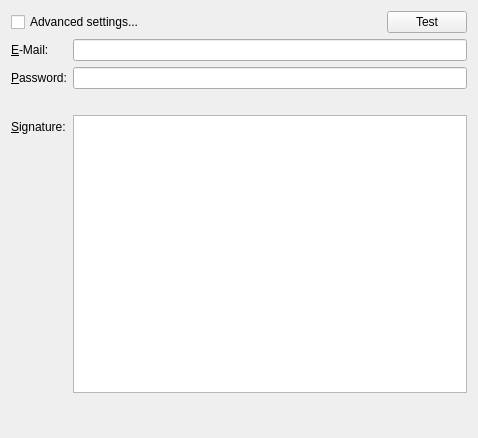
networkoptix/nx_open, file client/src/ui/widgets/settings/smtp_settings_widget.ui: the form before one commit.
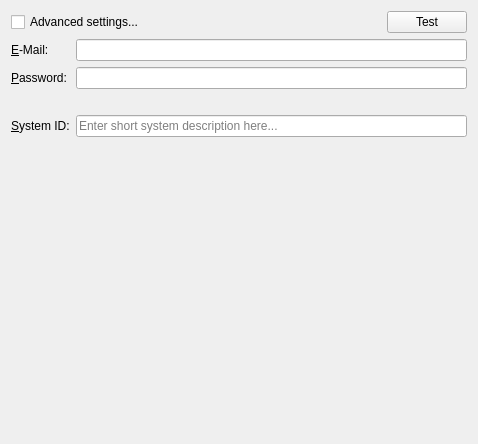
The form after the commit.

Commit message:
Refactoring/Internal #2248: Rename signature field
<==== Mercurial data ====>
Branch: master

Diff of the .ui file:
```diff
--- a/client/src/ui/widgets/settings/smtp_settings_widget.ui
+++ b/client/src/ui/widgets/settings/smtp_settings_widget.ui
@@ -7,7 +7,7 @@
     <x>0</x>
     <y>0</y>
     <width>478</width>
-    <height>438</height>
+    <height>444</height>
    </rect>
   </property>
   <property name="windowTitle">
@@ -108,17 +108,10 @@
        <item row="3" column="0">
         <widget class="QLabel" name="simpleSignatureLabel">
          <property name="text">
-          <string>&amp;Signature:</string>
+          <string>&amp;System ID:</string>
          </property>
          <property name="buddy">
-          <cstring>simpleSignatureTextEdit</cstring>
-         </property>
-        </widget>
-       </item>
-       <item row="3" column="1">
-        <widget class="QPlainTextEdit" name="simpleSignatureTextEdit">
-         <property name="tabChangesFocus">
-          <bool>true</bool>
+          <cstring>simpleSignatureLineEdit</cstring>
          </property>
         </widget>
        </item>
@@ -129,6 +122,13 @@
          </property>
         </widget>
        </item>
+       <item row="3" column="1">
+        <widget class="QLineEdit" name="simpleSignatureLineEdit">
+         <property name="placeholderText">
+          <string>Enter short system description here...</string>
+         </property>
+        </widget>
+       </item>
       </layout>
      </widget>
      <widget class="QWidget" name="advancedPage">
```
Left out of the diff: 12 changed lines with no effect on the pictures. The commit also changes 1 other file.
